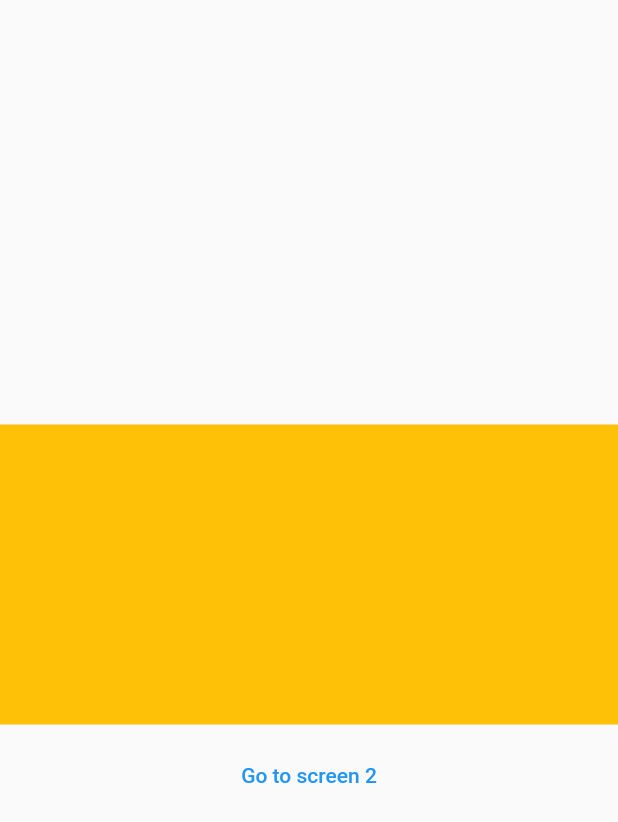
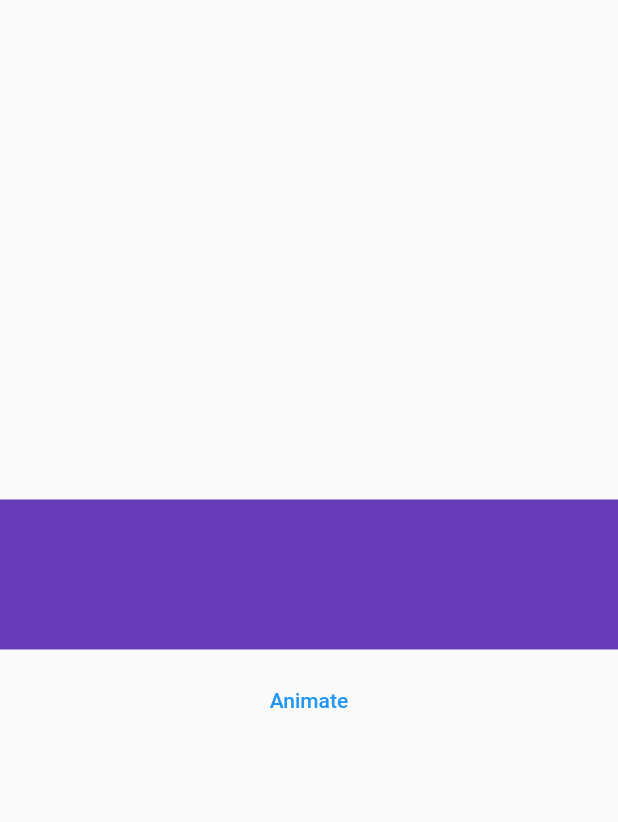
Before and after one commit to davidonuche/animations_project, a Flutter app: the screen it shows after launch, on a phone screen of 412 x 824 dp. Shown: the top 822 px of the screen. Run offline on Flutter 3.47's test engine with Material 2 defaults, Android fonts, the phone set to English and light mode, and no system bars.

Commit message:
animatedcontainer

```diff
--- a/lib/screens/screen_one.dart
+++ b/lib/screens/screen_one.dart
@@ -1,10 +1,16 @@
 import 'package:flutter/material.dart';
 
-import 'screen_two.dart';
-
-class ScreenOne extends StatelessWidget {
+class ScreenOne extends StatefulWidget {
   const ScreenOne({super.key});
 
+  @override
+  State<ScreenOne> createState() => _ScreenOneState();
+}
+
+class _ScreenOneState extends State<ScreenOne> {
+  bool _isAnimated = false;
+  double _width = 100;
+  double _height = 100;
   @override
   Widget build(BuildContext context) {
     return Scaffold(
@@ -13,22 +19,26 @@ class ScreenOne extends StatelessWidget {
           mainAxisAlignment: MainAxisAlignment.center,
           crossAxisAlignment: CrossAxisAlignment.stretch,
           children: [
-              Hero(
-                tag: "My Hero",
-                child: Container(
-                        width: 200,
-                        height: 200,
-                        color: Colors.amber,
-                ),
+            AnimatedContainer(
+              duration: Duration(milliseconds: 500),
+              width: _width,
+              height: _height,
+              color: _isAnimated ? Colors.amber : Colors.deepPurple,
             ),
             SizedBox(height: 10),
             TextButton(
-          onPressed: () => Navigator.of(context).push(
-            MaterialPageRoute(
-              builder: (context) => ScreenTwo(),
-            ),
-          ),
-          child: Text("Go to screen 2"),
+              onPressed: () {
+                if (!_isAnimated) {
+                  _height = 300;
+                  _width = 300;
+                } else {
+                  _height = 100;
+                  _width = 100;
+                }
+                _isAnimated = _isAnimated;
+                setState(() {});
+              },
+              child: Text("Animate"),
             ),
           ]),
     ));
```
Also changed, not shown: lib/screens/screen_two.dart (deleted, +0 -21 lines). Lines whose indentation alone changed are shown as unchanged.
